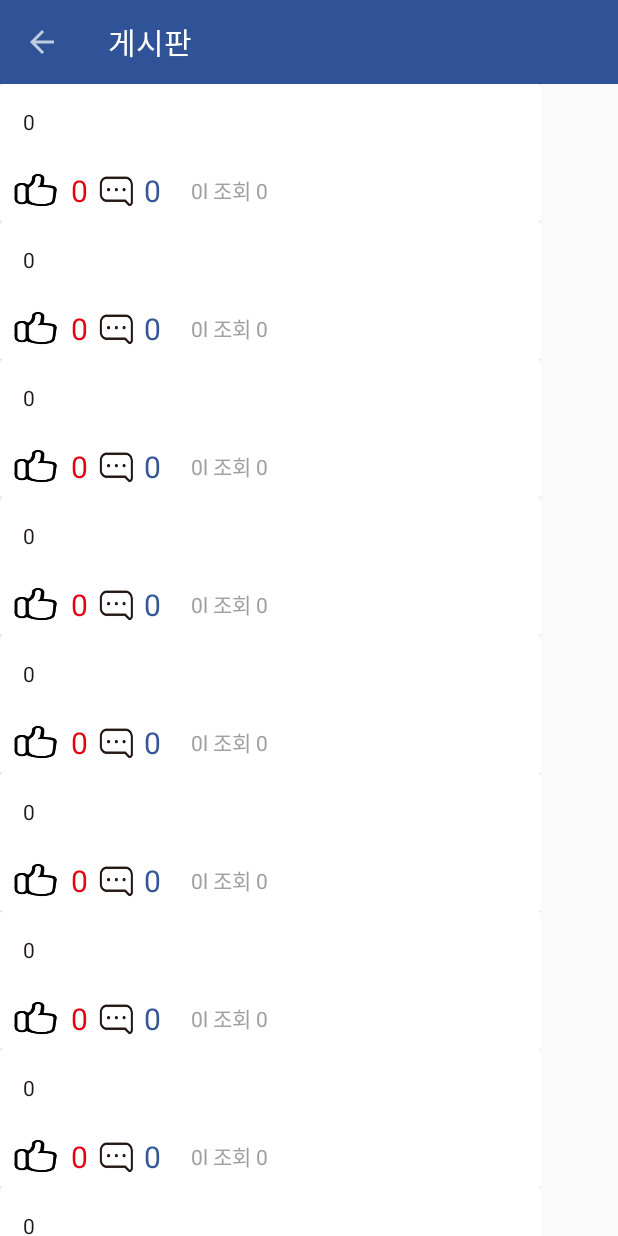
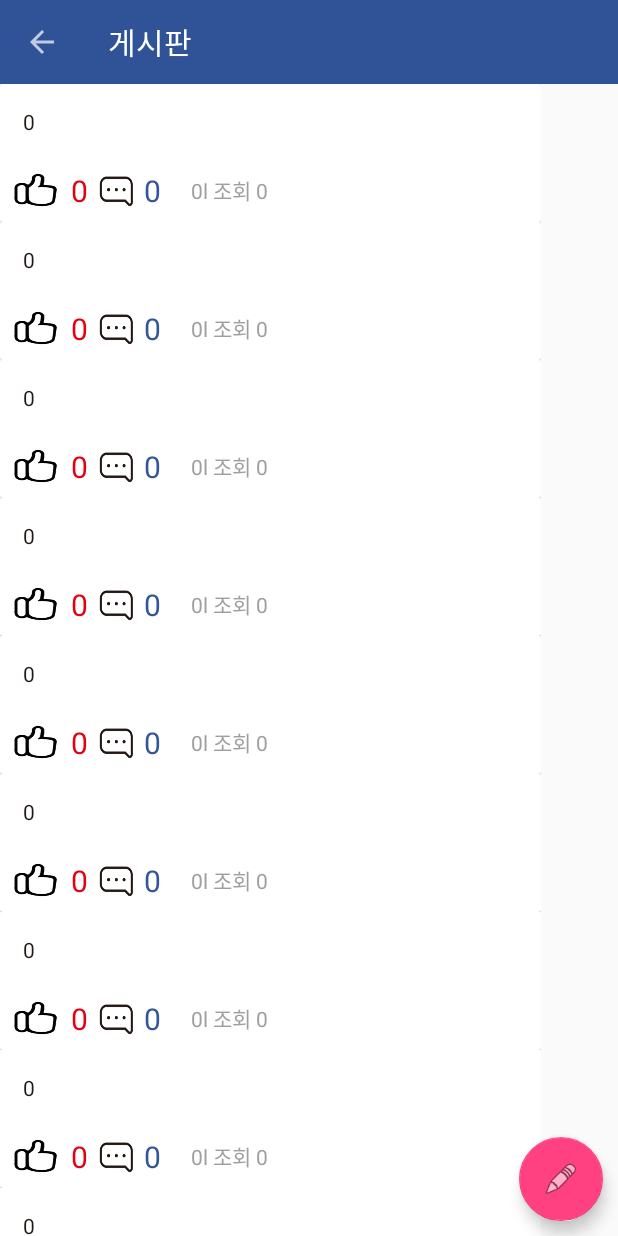
Before and after one commit to songmho/BusRo, an Android app: the BoardActivity screen opened directly, with no data from a screen before it, on a phone screen of 412 x 824 dp. Run offline under Robolectric (Android 15) with nearby library versions, the phone set to English and light mode, and no system bars.

Commit message:
floatingactionbutton  생성

```diff
--- a/app/src/main/java/com/busro/busro/BoardActivity.java
+++ b/app/src/main/java/com/busro/busro/BoardActivity.java
@@ -1,11 +1,16 @@
 package com.busro.busro;
 
+import android.content.DialogInterface;
+import android.content.Intent;
 import android.os.Bundle;
 import android.support.annotation.Nullable;
+import android.support.design.widget.FloatingActionButton;
 import android.support.v7.app.AppCompatActivity;
 import android.support.v7.widget.LinearLayoutManager;
 import android.support.v7.widget.RecyclerView;
 import android.support.v7.widget.Toolbar;
+import android.view.View;
+import android.widget.Button;
 import android.widget.LinearLayout;
 
 import java.util.ArrayList;
@@ -15,6 +20,8 @@ import java.util.List;
  * Created by 최정환 on 2016-01-24.
  */
 public class BoardActivity extends AppCompatActivity {
+
+    FloatingActionButton fab;
 
     @Override
     protected void onCreate(@Nullable Bundle savedInstanceState) {
@@ -27,7 +34,17 @@ public class BoardActivity extends AppCompatActivity {
         getSupportActionBar().setTitle("게시판");
         getSupportActionBar().setDisplayHomeAsUpEnabled(true);
 
+        FloatingActionButton fab=(FloatingActionButton)findViewById(R.id.fab);
+        fab.setOnClickListener(new View.OnClickListener() {
+            @Override
+            public void onClick(View v) {
+                Intent intent=new Intent(BoardActivity.this,BoardwriteActivity.class);
+                startActivity(intent);
+            }
+        });
+
         RecyclerView recyclerView=(RecyclerView)findViewById(R.id.boardrecyclerview);
+
         LinearLayoutManager layoutManager=new LinearLayoutManager(getApplicationContext());
         recyclerView.setHasFixedSize(true);
         recyclerView.setLayoutManager(layoutManager);
--- a/app/src/main/java/com/busro/busro/TerminalActivity.java
+++ b/app/src/main/java/com/busro/busro/TerminalActivity.java
@@ -7,6 +7,7 @@ import android.support.v4.app.FragmentPagerAdapter;
 import android.support.v4.view.ViewPager;
 import android.support.v7.app.AppCompatActivity;
 import android.support.v7.widget.Toolbar;
+import android.widget.Button;
 
 /**
  * Created by 은별 on 2016-01-21.
@@ -14,6 +15,7 @@ import android.support.v7.widget.Toolbar;
 public class TerminalActivity extends AppCompatActivity{
     int MAX_PAGE = 9;
     Fragment cur_fragment = new Fragment();
+
 
     @Override
     protected void onCreate(Bundle savedInstanceState) {
--- a/app/src/main/res/layout/activity_board.xml
+++ b/app/src/main/res/layout/activity_board.xml
@@ -1,5 +1,10 @@
 <?xml version="1.0" encoding="utf-8"?>
-<LinearLayout xmlns:android="http://schemas.android.com/apk/res/android"
+<android.support.design.widget.CoordinatorLayout xmlns:android="http://schemas.android.com/apk/res/android"
+    xmlns:app="http://schemas.android.com/apk/res-auto"
+    android:layout_width="match_parent"
+    android:layout_height="match_parent">
+
+    <LinearLayout
         android:orientation="vertical"
         android:layout_width="match_parent"
         android:layout_height="match_parent"
@@ -7,17 +12,19 @@
         <include
         layout="@layout/toolbar"
         android:id="@+id/toolbar"/>
-    <LinearLayout
-        android:layout_width="match_parent"
-        android:layout_height="match_parent"
-        android:orientation="vertical"
-        >
+
         <android.support.v7.widget.RecyclerView
                 android:layout_height="match_parent"
                 android:layout_width="match_parent"
                 android:id="@+id/boardrecyclerview"/>
     </LinearLayout>
 
+    <android.support.design.widget.FloatingActionButton
+        android:layout_width="wrap_content"
+        android:layout_height="wrap_content"
+        android:id="@+id/fab"
+        android:layout_gravity="bottom|right"
+        android:layout_margin="10dp"
+        android:src ="@android:drawable/ic_menu_edit"/>
 
-
-</LinearLayout>
+</android.support.design.widget.CoordinatorLayout>
```
Also changed, not shown: app/src/main/AndroidManifest.xml (+7 -0 lines), app/src/main/java/com/busro/busro/BoardwriteActivity.java (added, +17 -0 lines), app/src/main/res/layout/board_write.xml (added, +11 -0 lines). Lines whose indentation alone changed are shown as unchanged.
